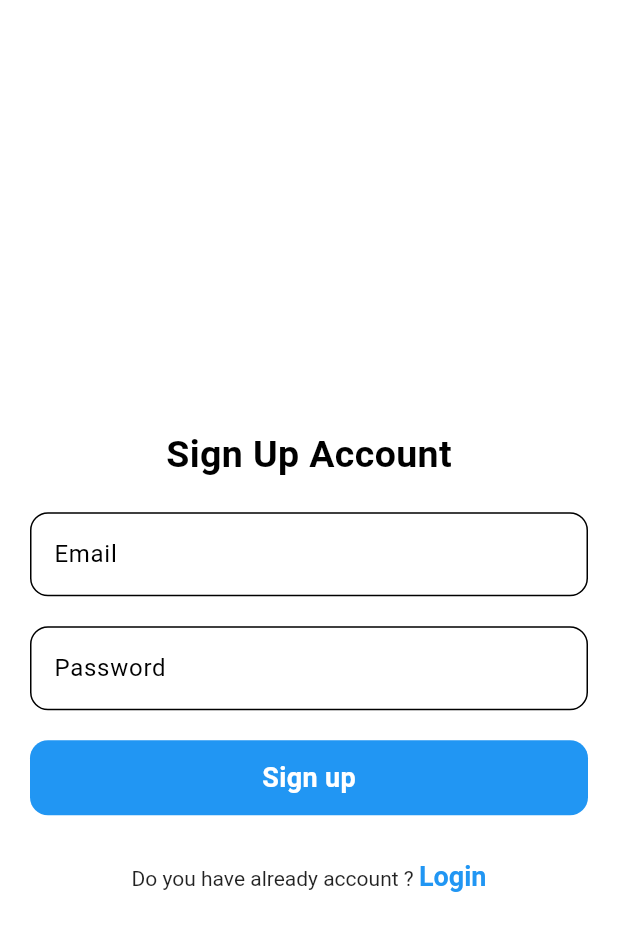
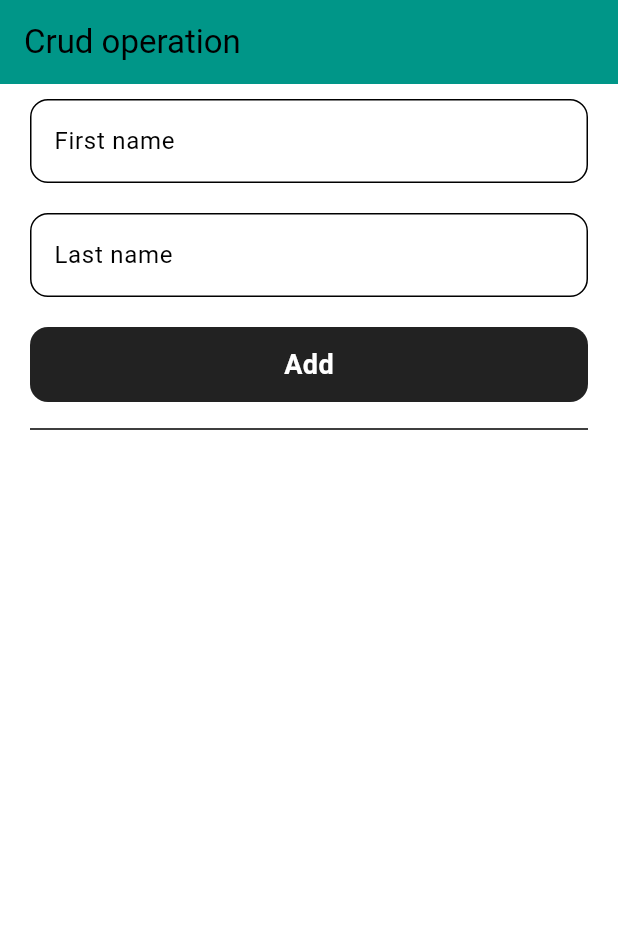
Before and after one commit to Malik399758/Firebase_batch40, a Flutter app: the screen it shows after launch, on a phone screen of 412 x 824 dp. Shown: the top 931 px of the screen. Run offline on Flutter 3.47's test engine with Material 3 defaults, Android fonts, the phone set to English and light mode, and no system bars; our stand-ins replace cloud_firestore, firebase_auth, firebase_core; accounts and stored records are empty.

Commit message:
Crud operation using firebase.

```diff
--- a/lib/main.dart
+++ b/lib/main.dart
@@ -1,5 +1,6 @@
 import 'package:firebase_batch40/sign_up_screen.dart';
 import 'package:firebase_batch40/views/auth_module/log_in.dart';
+import 'package:firebase_batch40/views/crud/crud_screen.dart';
 import 'package:firebase_batch40/views/firebasefirestore/firestore_screen.dart';
 import 'package:firebase_batch40/views/pagination/pagination_screen.dart';
 import 'package:firebase_batch40/views/theme_module/theme_provider.dart';
@@ -33,7 +34,8 @@ class MyApp extends StatelessWidget {
       debugShowCheckedModeBanner: false,
       title: 'Flutter Demo',
       theme: themeProvider.themeData,
-      home: SignUpScreen()
+      home: CrudScreen()
+      //SignUpScreen()
       //SignUpScreen()
       // You can replace with: FirestoreScreen(), PaginationScreen(), LoginScreen(), SignUpScreen()
     );
--- /dev/null
+++ b/lib/views/crud/crud_screen.dart
@@ -0,0 +1,139 @@
+
+import 'package:cloud_firestore/cloud_firestore.dart';
+import 'package:flutter/material.dart';
+
+class CrudScreen extends StatefulWidget {
+  const CrudScreen({super.key});
+
+  @override
+  State<CrudScreen> createState() => _CrudScreenState();
+}
+
+class _CrudScreenState extends State<CrudScreen> {
+
+  final firstNameController = TextEditingController();
+  final lastNameController = TextEditingController();
+  bool isLoading = false;
+
+
+  // Create
+
+  Future<void> addData()async{
+    setState(() {
+      isLoading = true;
+    });
+    try{
+      await FirebaseFirestore.instance.collection('batch').add({
+        'firstName' : firstNameController.text,
+        'lastName' : lastNameController.text,
+      });
+      print('Data added successfully!');
+      ScaffoldMessenger.of(context).showSnackBar(SnackBar(
+         backgroundColor: Colors.green,
+          content: Text('Data added successfully!!')));
+      setState(() {
+        isLoading = false;
+      });
+    }catch(e){
+      print('Data added error----------->$e');
+      ScaffoldMessenger.of(context).showSnackBar(SnackBar(
+          backgroundColor: Colors.red,
+          content: Text('Data added issue please check it')));
+      setState(() {
+        isLoading = false;
+      });
+    }finally{
+      setState(() {
+        isLoading = false;
+      });
+    }
+  }
+
+
+
+  // Read
+  Stream<QuerySnapshot> readData(){
+    return FirebaseFirestore.instance.collection('batch').snapshots();
+  }
+
+
+  @override
+  Widget build(BuildContext context) {
+    return Scaffold(
+      appBar : AppBar(
+        title : Text('Crud operation'),
+        backgroundColor : Colors.teal,
+      ),
+      body: Padding(
+        padding: const EdgeInsets.symmetric(horizontal: 20,vertical: 10),
+        child: Column(
+          children: [
+            TextFormField(
+              controller: firstNameController,
+              decoration: InputDecoration(
+                label: Text('First name'),
+                hintText: 'Enter first name',
+                border: OutlineInputBorder(
+                  borderRadius: BorderRadius.circular(12)
+                )
+              ),
+            ),
+            SizedBox(height: 20,),
+            TextFormField(
+              controller: lastNameController,
+              decoration: InputDecoration(
+                  label: Text('Last name'),
+                  hintText: 'Enter last name',
+                  border: OutlineInputBorder(
+                      borderRadius: BorderRadius.circular(12)
+                  )
+              ),
+            ),
+            SizedBox(height: 20,),
+            GestureDetector(
+              onTap: ()async{
+                await addData();
+              },
+              child: Container(
+                width: double.infinity,
+                height: 50,
+                decoration: BoxDecoration(
+                  color: Colors.black87,
+                  borderRadius: BorderRadius.circular(12),
+                ),
+                child: isLoading ? Center(child: CircularProgressIndicator(color: Colors.white,)) :
+                Center(child: Text('Add',style: TextStyle(color: Colors.white,fontSize: 18,fontWeight: FontWeight.w600),)),
+              ),
+            ),
+            SizedBox(height: 10,),
+            Divider(),
+
+            StreamBuilder(
+                stream: readData(),
+                builder: (context,snapshot){
+                  if(snapshot.connectionState == ConnectionState.waiting){
+                    return Center(child: CircularProgressIndicator());
+                  }else if(snapshot.hasError){
+                    return Center(child: Text('Something went wrong'));
+                  }else if(!snapshot.hasData){
+                    return Center(child: Text('Data not found'));
+                  }else {
+                    return Expanded(
+                      child: ListView.builder(
+                        itemCount: snapshot.data!.docs.length,
+                          itemBuilder: (context,index){
+                        final data = snapshot.data!.docs[index];
+                        return ListTile(
+                          title:Text(data['firstName'].toString()) ,
+                          subtitle: Text(data['lastName'].toString()),
+                        );
+                      }),
+                    );
+                  }
+                })
+          ],
+        ),
+      ),
+    );
+  }
+}
```
